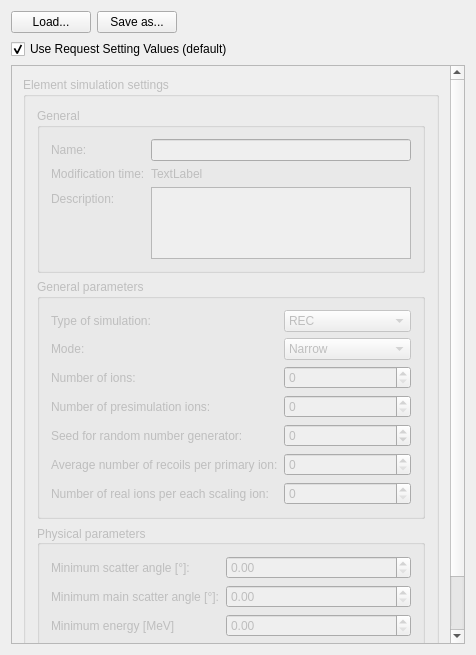
JYU-IBA/potku, file ui_files/ui_element_simulation_settings.ui: the form before one commit.
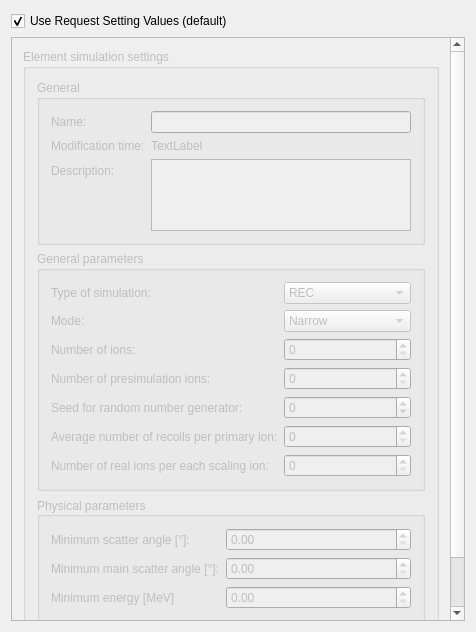
The form after the commit.

Commit message: A detector file can be loaded as a whole in the settings dialogs. Its settings values are shown in the dialogs.

Patch:
```diff
--- a/ui_files/ui_element_simulation_settings.ui
+++ b/ui_files/ui_element_simulation_settings.ui
@@ -10,7 +10,7 @@
     <x>0</x>
     <y>0</y>
     <width>476</width>
-    <height>655</height>
+    <height>632</height>
    </rect>
   </property>
   <property name="sizePolicy">
@@ -35,7 +35,7 @@
    <string>Element Simulation Settings</string>
   </property>
   <layout class="QGridLayout" name="gridLayout">
-   <item row="2" column="0">
+   <item row="1" column="0">
     <layout class="QHBoxLayout" name="horizontalLayout">
      <item>
       <widget class="QCheckBox" name="useRequestSettingsValuesCheckBox">
@@ -62,7 +62,7 @@
      </item>
     </layout>
    </item>
-   <item row="4" column="0">
+   <item row="3" column="0">
     <widget class="QScrollArea" name="scrollArea">
      <property name="widgetResizable">
       <bool>true</bool>
@@ -73,7 +73,7 @@
         <x>0</x>
         <y>0</y>
         <width>456</width>
-        <height>576</height>
+        <height>584</height>
        </rect>
       </property>
       <layout class="QVBoxLayout" name="verticalLayout_2">
@@ -609,52 +609,6 @@
      </widget>
     </widget>
    </item>
-   <item row="0" column="0">
-    <layout class="QHBoxLayout" name="horizontalLayout_2">
-     <item>
-      <widget class="QPushButton" name="loadButton">
-       <property name="sizePolicy">
-        <sizepolicy hsizetype="Preferred" vsizetype="Fixed">
-         <horstretch>0</horstretch>
-         <verstretch>0</verstretch>
-        </sizepolicy>
-       </property>
-       <property name="text">
-        <string>Load...</string>
-       </property>
-      </widget>
-     </item>
-     <item>
-      <widget class="QPushButton" name="saveButton">
-       <property name="sizePolicy">
-        <sizepolicy hsizetype="Preferred" vsizetype="Fixed">
-         <horstretch>0</horstretch>
-         <verstretch>0</verstretch>
-        </sizepolicy>
-       </property>
-       <property name="text">
-        <string>Save as...</string>
-       </property>
-      </widget>
-     </item>
-     <item>
-      <spacer name="horizontalSpacer_6">
-       <property name="orientation">
-        <enum>Qt::Horizontal</enum>
-       </property>
-       <property name="sizeType">
-        <enum>QSizePolicy::Expanding</enum>
-       </property>
-       <property name="sizeHint" stdset="0">
-        <size>
-         <width>40</width>
-         <height>20</height>
-        </size>
-       </property>
-      </spacer>
-     </item>
-    </layout>
-   </item>
   </layout>
  </widget>
  <layoutdefault spacing="6" margin="11"/>
```
The commit also changes 5 other files.
